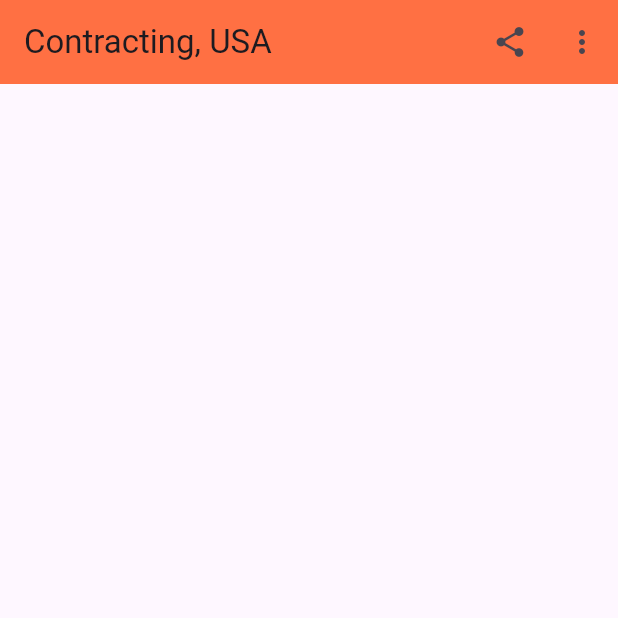
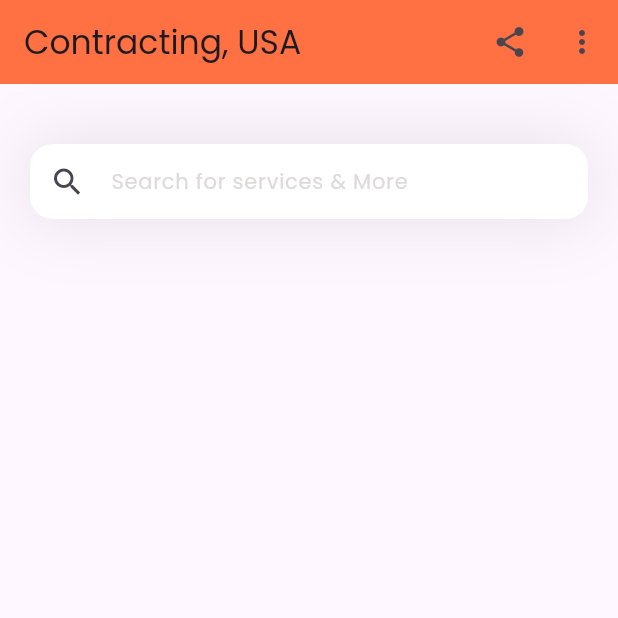
Before and after one commit to AustinFSSE/FlutterProject, a Flutter app: the screen it shows after launch, on a phone screen of 412 x 824 dp, the top half of it. Run offline on Flutter 3.47's test engine with Material 3 defaults, Android fonts, the light colour scheme and no system bars.

Commit message:
Search Bar without Functionality

```diff
--- a/lib/pages/home.dart
+++ b/lib/pages/home.dart
@@ -1,3 +1,5 @@
+import 'dart:ui';
+
 import 'package:Constructionapp/pages/customer_support.dart';
 import 'package:Constructionapp/pages/login_page.dart';
 import 'package:Constructionapp/pages/get_a_quote.dart';
@@ -37,6 +39,14 @@ class HomePage extends StatelessWidget {
           ),
         ],
       ),
+      body: ListView(
+        children: [
+          _searchField(),
+          const SizedBox(
+            height: 40,
+          )
+        ],
+      ),
     );
   }
 
@@ -60,3 +70,23 @@ class HomePage extends StatelessWidget {
     }
   }
 }
+
+Container _searchField() {
+  return Container(
+    margin: const EdgeInsets.only(top: 40, left: 20, right: 20),
+    decoration: BoxDecoration(boxShadow: [BoxShadow(color: const Color(0xff1D1617).withOpacity(0.11), blurRadius: 40, spreadRadius: 0.0)]),
+    child: TextField(
+      decoration: InputDecoration(
+          filled: true,
+          fillColor: Colors.white,
+          contentPadding: const EdgeInsets.all(8),
+          hintText: 'Search for services & More',
+          hintStyle: const TextStyle(color: Color(0xffDDDADA), fontSize: 14),
+          prefixIcon: Padding(
+            padding: const EdgeInsets.all(1),
+            child: IconButton(onPressed: () {}, icon: Icon(Icons.search)),
+          ),
+          border: OutlineInputBorder(borderRadius: BorderRadius.circular(15), borderSide: BorderSide.none)),
+    ),
+  );
+}
--- a/pubspec.yaml
+++ b/pubspec.yaml
@@ -18,7 +18,7 @@
 flutter:
   uses-material-design: true
 
-fonts:
+  fonts:
     - family: Poppins
       fonts:
         - asset: fonts/Poppins-Bold.ttf
@@ -29,3 +29,5 @@
           weight: 400
         - asset: fonts/Poppins-SemiBold.ttf
           weight: 600
+assets:
+  - assets/icons/
```
Also changed, not shown: assets/icons/search.svg (added).
